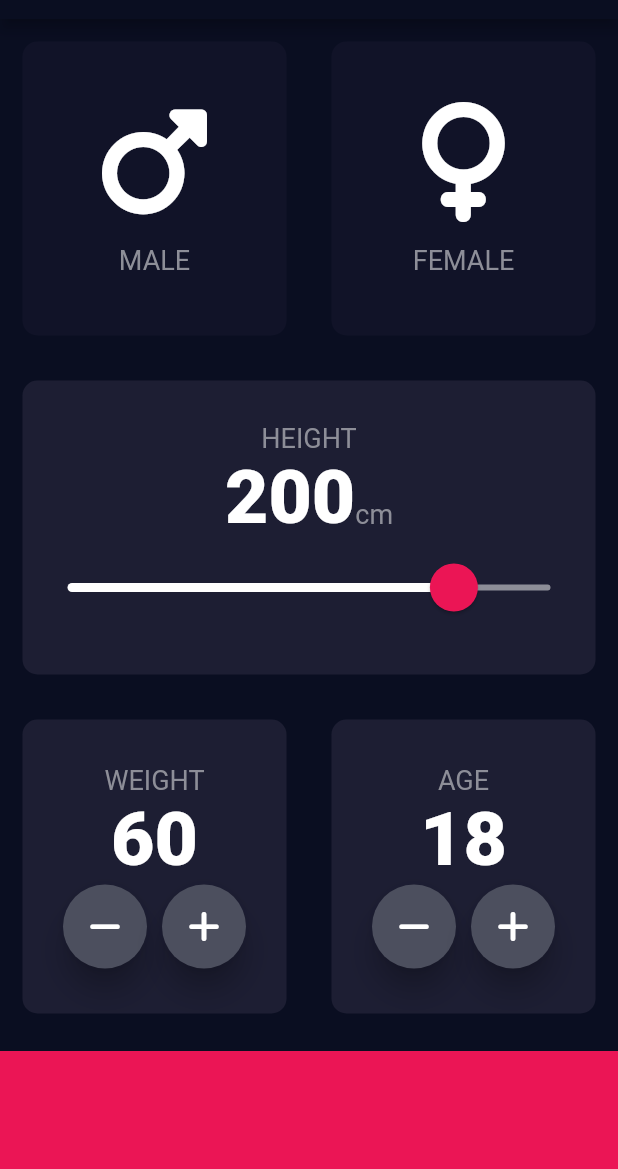
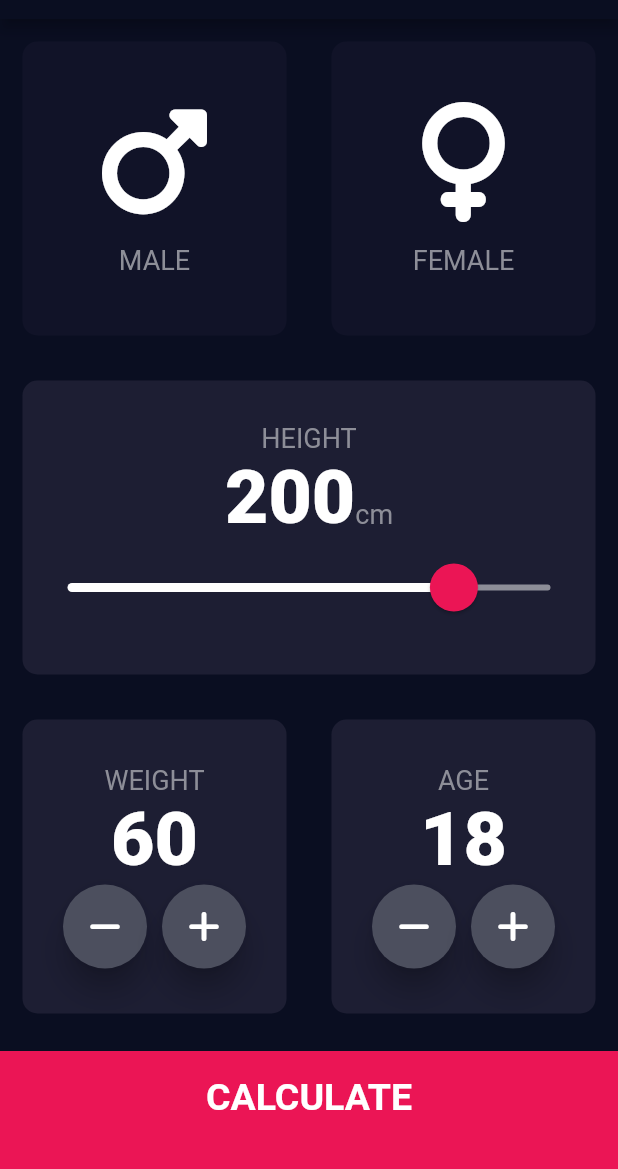
Before and after one commit to kzlkayayusuf/bmi_calculator, a Flutter app: the screen it shows after launch, on a phone screen of 412 x 824 dp, the part 65-1234 px from its top. Run offline on Flutter 3.47's test engine with Material 2 defaults, Android fonts, the phone set to English and light mode, and no system bars; our stand-ins replace font_awesome_flutter.

```diff
--- /dev/null
+++ b/lib/components/bottom_button.dart
@@ -0,0 +1,32 @@
+import 'package:bmi_calculator/constants.dart';
+import 'package:flutter/material.dart';
+
+class BottomButton extends StatelessWidget {
+  const BottomButton({
+    Key? key,
+    required this.buttonTitle,
+    required this.onTap,
+  }) : super(key: key);
+
+  final void Function() onTap;
+  final String buttonTitle;
+
+  @override
+  Widget build(BuildContext context) {
+    return GestureDetector(
+      onTap: onTap,
+      child: Container(
+        color: kBottomContainerColor,
+        margin: const EdgeInsets.only(top: 10.0),
+        padding: const EdgeInsets.only(bottom: 18.0),
+        width: double.infinity,
+        height: kBottomContainerHeight,
+        child: Center(
+            child: Text(
+              buttonTitle,
+              style: kLargeButtonTextStyle,
+            )),
+      ),
+    );
+  }
+}
--- a/lib/icon_content.dart
+++ b/lib/components/icon_content.dart
@@ -1,7 +1,8 @@
 
+import 'package:bmi_calculator/constants.dart';
 import 'package:flutter/material.dart';
 
-import 'constants.dart';
+
 
 
 
--- /dev/null
+++ b/lib/components/round_icon_button.dart
@@ -0,0 +1,27 @@
+import 'package:flutter/material.dart';
+
+class RoundIconButton extends StatelessWidget {
+  const RoundIconButton({Key? key, required this.icon, required this.onPressed})
+      : super(key: key);
+
+  final IconData icon;
+  final void Function() onPressed;
+
+  @override
+  Widget build(BuildContext context) {
+    return RawMaterialButton(
+      constraints: const BoxConstraints.tightFor(
+        width: 56,
+        height: 56,
+      ),
+      elevation: 8,
+      shape: const CircleBorder(),
+      fillColor: const Color(0xFF4C4F5E),
+      onPressed: onPressed,
+      child: Icon(
+        icon,
+        color: Colors.white,
+      ),
+    );
+  }
+}
--- a/lib/main.dart
+++ b/lib/main.dart
@@ -1,4 +1,4 @@
-import 'package:bmi_calculator/input_page.dart';
+import 'package:bmi_calculator/screens/input_page.dart';
 import 'package:flutter/material.dart';
 
 void main() => runApp(BMICalculator());
--- a/lib/input_page.dart
+++ b/lib/screens/input_page.dart
@@ -1,9 +1,11 @@
-import 'package:bmi_calculator/icon_content.dart';
-import 'package:bmi_calculator/reusable_card.dart';
+import 'package:bmi_calculator/components/bottom_button.dart';
+import 'package:bmi_calculator/components/icon_content.dart';
+import 'package:bmi_calculator/components/round_icon_button.dart';
+import 'package:bmi_calculator/screens/results_page.dart';
+import 'package:bmi_calculator/components/reusable_card.dart';
 import 'package:flutter/material.dart';
 import 'package:font_awesome_flutter/font_awesome_flutter.dart';
-
-import 'constants.dart';
+import '../constants.dart';
 
 enum Gender {
   male,
@@ -21,7 +23,7 @@ class _InputPageState extends State<InputPage> {
   Gender? selectedGender;
   int height = 200;
   int weight = 60;
-  int age=18;
+  int age = 18;
 
   @override
   Widget build(BuildContext context) {
@@ -145,7 +147,7 @@ class _InputPageState extends State<InputPage> {
                           children: [
                             RoundIconButton(
                               icon: FontAwesomeIcons.minus,
-                              onPressed: (){
+                              onPressed: () {
                                 setState(() {
                                   weight--;
                                 });
@@ -156,7 +158,7 @@ class _InputPageState extends State<InputPage> {
                             ),
                             RoundIconButton(
                               icon: FontAwesomeIcons.plus,
-                              onPressed: (){
+                              onPressed: () {
                                 setState(() {
                                   weight++;
                                 });
@@ -174,19 +176,30 @@ class _InputPageState extends State<InputPage> {
                     cardChild: Column(
                       mainAxisAlignment: MainAxisAlignment.center,
                       children: [
-                        Text('AGE',style: kLabelTextStyle,),
-                        Text(age.toString(),style: kNumberTextStyle,),
+                        Text(
+                          'AGE',
+                          style: kLabelTextStyle,
+                        ),
+                        Text(
+                          age.toString(),
+                          style: kNumberTextStyle,
+                        ),
                         Row(
                           mainAxisAlignment: MainAxisAlignment.center,
                           children: [
-                            RoundIconButton(icon: FontAwesomeIcons.minus, onPressed: (){
+                            RoundIconButton(
+                                icon: FontAwesomeIcons.minus,
+                                onPressed: () {
                                   setState(() {
                                     age--;
                                   });
                                 }),
-                            SizedBox(width: 10,),
-
-                            RoundIconButton(icon: FontAwesomeIcons.plus, onPressed: (){
+                            SizedBox(
+                              width: 10,
+                            ),
+                            RoundIconButton(
+                                icon: FontAwesomeIcons.plus,
+                                onPressed: () {
                                   setState(() {
                                     age++;
                                   });
@@ -200,36 +213,19 @@ class _InputPageState extends State<InputPage> {
               ],
             ),
           ),
-          Container(
-            color: kBottomContainerColor,
-            margin: const EdgeInsets.only(top: 10.0),
-            width: double.infinity,
-            height: kBottomContainerHeight,
+          BottomButton(
+            buttonTitle: 'CALCULATE',
+            onTap: () {
+              Navigator.push(
+                context,
+                MaterialPageRoute(
+                  builder: (context) => ResultsPage(),
+                ),
+              );
+            },
           ),
         ],
       ),
     );
   }
 }
-
-class RoundIconButton extends StatelessWidget {
-  const RoundIconButton({Key? key,required this.icon,required this.onPressed}) : super(key: key);
-
-  final IconData icon;
-  final void Function() onPressed;
-
-  @override
-  Widget build(BuildContext context) {
-    return RawMaterialButton(
-      constraints:const BoxConstraints.tightFor(
-        width: 56,
-        height: 56,
-      ),
-      elevation: 8,
-      shape:const CircleBorder(),
-      fillColor:const Color(0xFF4C4F5E),
-      onPressed: onPressed,
-      child: Icon(icon,color: Colors.white,),
-    );
-  }
-}
```
Also changed, not shown: lib/constants.dart (+25 -0 lines), lib/screens/results_page.dart (added, +65 -0 lines), lib/components/reusable_card.dart (renamed from lib/reusable_card.dart). Lines whose indentation alone changed are shown as unchanged.
